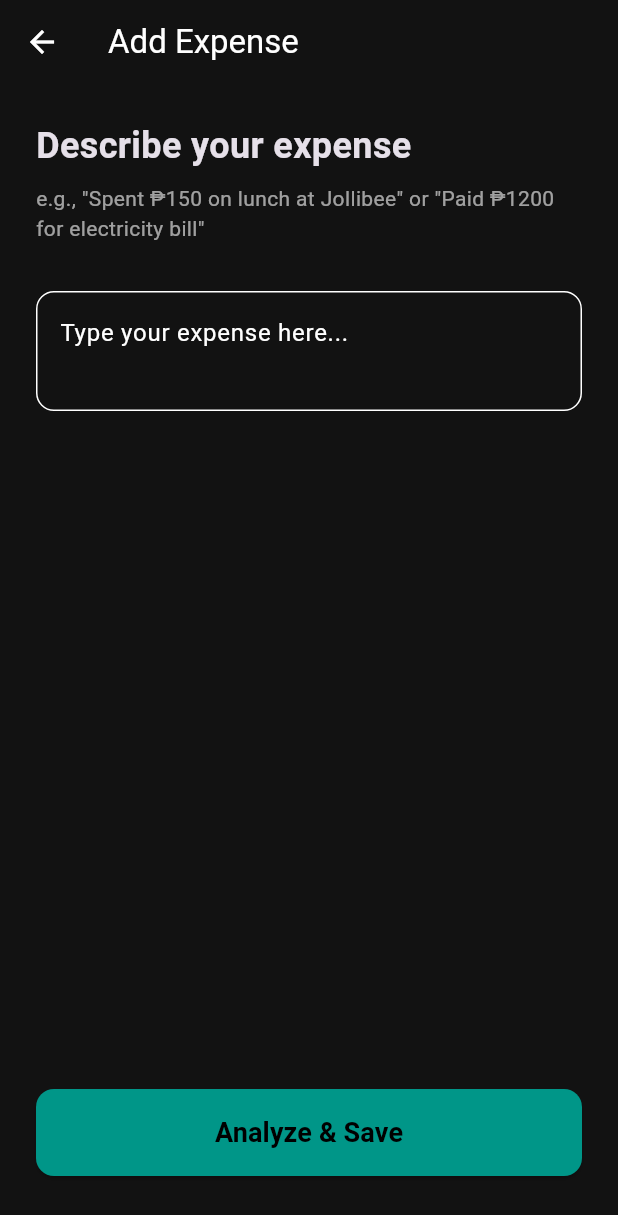
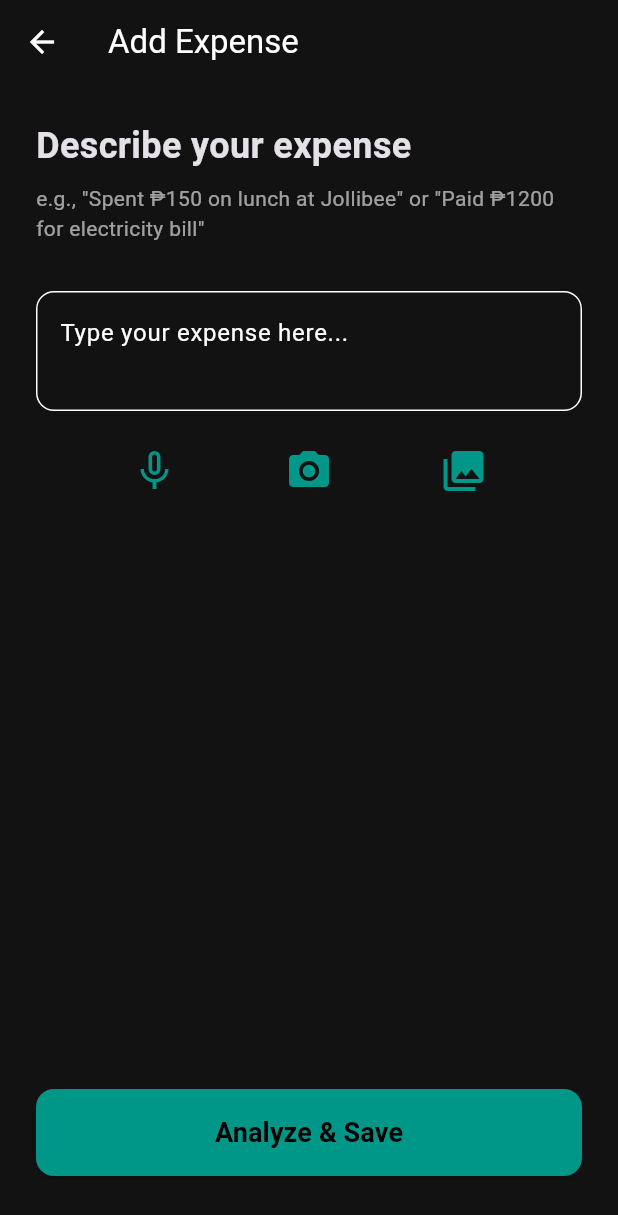
Before and after one commit to JohnRobert-Olano/MoneyTrace, a Flutter app: the AddExpenseScreen screen opened directly, on a phone screen of 412 x 824 dp. Shown: the top 1215 px of the screen. Run offline on Flutter 3.47's test engine with Material 3 defaults, Android fonts, the phone set to English and light mode, and no system bars; our stand-ins replace fl_chart, flutter_dotenv, google_generative_ai, image_picker, speech_to_text, sqflite; accounts and stored records are empty.

Commit message:
feat: integrate speech_to_text and image_picker (OCR) for Gemini Vision

```diff
--- a/lib/screens/add_expense_screen.dart
+++ b/lib/screens/add_expense_screen.dart
@@ -1,8 +1,11 @@
+import 'dart:io';
 import 'dart:convert';
 import 'package:flutter/material.dart';
 import 'package:flutter/cupertino.dart';
 import 'package:google_generative_ai/google_generative_ai.dart';
 import 'package:flutter_dotenv/flutter_dotenv.dart';
+import 'package:speech_to_text/speech_to_text.dart';
+import 'package:image_picker/image_picker.dart';
 import '../database/db_helper.dart';
 import '../models/expense.dart';
 
@@ -15,13 +18,16 @@ class AddExpenseScreen extends StatefulWidget {
 
 class _AddExpenseScreenState extends State<AddExpenseScreen> {
   final TextEditingController _inputController = TextEditingController();
+  final SpeechToText _speechToText = SpeechToText();
+  bool _isListening = false;
+  XFile? _selectedImage;
   bool _isProcessing = false;
   String? _errorMessage;
 
   Future<void> _processExpense() async {
     final input = _inputController.text.trim();
-    if (input.isEmpty) {
-      setState(() => _errorMessage = 'Please enter an expense description.');
+    if (input.isEmpty && _selectedImage == null) {
+      setState(() => _errorMessage = 'Please enter a description or take a receipt photo.');
       return;
     }
 
@@ -41,7 +47,7 @@ class _AddExpenseScreenState extends State<AddExpenseScreen> {
 
     try {
       final model = GenerativeModel(
-        model: 'gemini-3-flash-preview',
+        model: 'gemini-1.5-flash-latest',
         apiKey: apiKey,
         generationConfig: GenerationConfig(
           responseMimeType: 'application/json',
@@ -51,8 +57,8 @@ class _AddExpenseScreenState extends State<AddExpenseScreen> {
 
       final prompt =
           '''
-You are a financial assistant extracting expense data from user text.
-Analyze this text: "$input"
+You are a financial assistant extracting expense data from user text or receipt images.
+Analyze this text/image: "$input"
 
 Return ONLY a strictly formatted JSON object with exactly these three keys:
 - "amount": a double representing the cost (extract numbers, ignore currency symbols).
@@ -63,7 +69,19 @@ Example output:
 {"amount": 150.0, "category": "Food", "note": "Lunch at McDonald's"}
 ''';
 
-      final content = [Content.text(prompt)];
+      List<Content> content;
+      if (_selectedImage != null) {
+        final bytes = await _selectedImage!.readAsBytes();
+        content = [
+          Content.multi([
+            TextPart(prompt),
+            DataPart('image/jpeg', bytes),
+          ])
+        ];
+      } else {
+        content = [Content.text(prompt)];
+      }
+
       final response = await model.generateContent(content);
 
       if (response.text == null) {
@@ -93,6 +111,33 @@ Example output:
         _errorMessage = 'Failed to parse expense: ${e.toString()}';
         _isProcessing = false;
       });
+    }
+  }
+
+  Future<void> _pickImage(ImageSource source) async {
+    final picker = ImagePicker();
+    final pickedFile = await picker.pickImage(source: source);
+    if (pickedFile != null) {
+      setState(() {
+        _selectedImage = pickedFile;
+      });
+    }
+  }
+
+  void _listen() async {
+    if (!_isListening) {
+      bool available = await _speechToText.initialize();
+      if (available) {
+        setState(() => _isListening = true);
+        _speechToText.listen(
+          onResult: (val) => setState(() {
+            _inputController.text = val.recognizedWords;
+          }),
+        );
+      }
+    } else {
+      setState(() => _isListening = false);
+      _speechToText.stop();
     }
   }
 
@@ -172,6 +217,54 @@ Example output:
               minLines: 2,
             ),
 
+          const SizedBox(height: 16),
+          Row(
+            mainAxisAlignment: MainAxisAlignment.spaceEvenly,
+            children: [
+              IconButton(
+                icon: Icon(_isListening ? Icons.mic : Icons.mic_none),
+                color: _isListening ? Colors.red : Theme.of(context).colorScheme.primary,
+                iconSize: 32,
+                onPressed: _listen,
+              ),
+              IconButton(
+                icon: const Icon(Icons.camera_alt),
+                color: Theme.of(context).colorScheme.primary,
+                iconSize: 32,
+                onPressed: () => _pickImage(ImageSource.camera),
+              ),
+              IconButton(
+                icon: const Icon(Icons.photo_library),
+                color: Theme.of(context).colorScheme.primary,
+                iconSize: 32,
+                onPressed: () => _pickImage(ImageSource.gallery),
+              ),
+            ],
+          ),
+          if (_selectedImage != null) ...[
+            const SizedBox(height: 16),
+            Stack(
+              children: [
+                ClipRRect(
+                  borderRadius: BorderRadius.circular(12),
+                  child: Image.file(
+                    File(_selectedImage!.path),
+                    height: 150,
+                    width: double.infinity,
+                    fit: BoxFit.cover,
+                  ),
+                ),
+                Positioned(
+                  top: 8,
+                  right: 8,
+                  child: IconButton(
+                    icon: const Icon(Icons.cancel, color: Colors.white),
+                    onPressed: () => setState(() => _selectedImage = null),
+                  ),
+                ),
+              ],
+            ),
+          ],
           const SizedBox(height: 24),
 
           if (_errorMessage != null) ...[
--- a/pubspec.yaml
+++ b/pubspec.yaml
@@ -41,6 +41,8 @@ dependencies:
   path: ^1.9.1
   google_generative_ai: ^0.4.7
   flutter_dotenv: ^6.0.0
+  speech_to_text: ^6.6.1
+  image_picker: ^1.1.2
 
 dev_dependencies:
   flutter_test:
```
Also changed, not shown: pubspec.lock, 6 other files.
